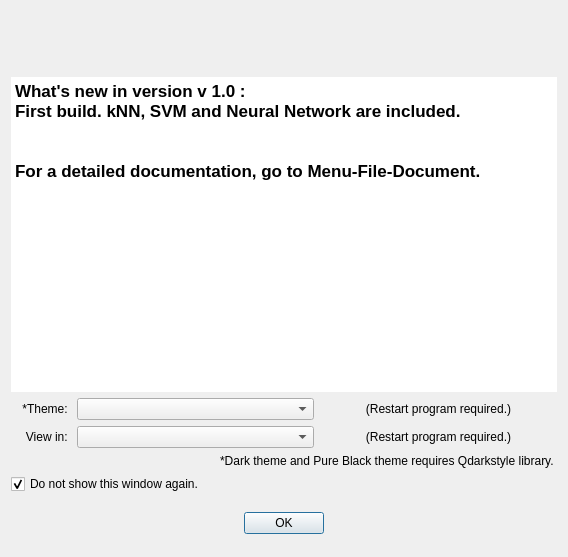
First picture: the form in ML_TEXT/UI/intro.ui, repository uic-cs418/cs418-project-slamming-squad-1, before the edit.
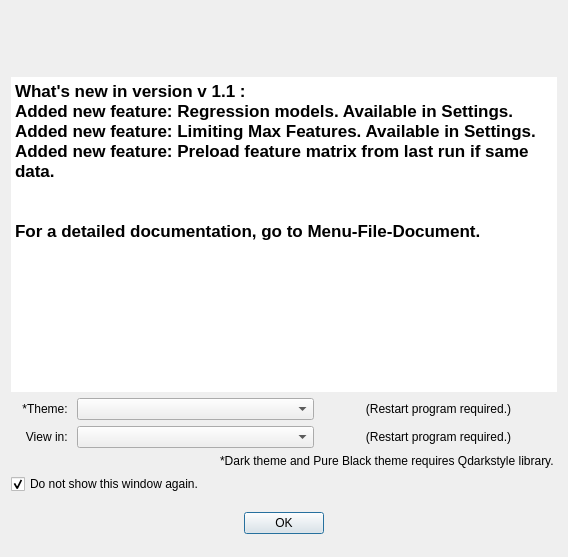
Second picture: the form after the edit.

What changed in the file:
```diff
--- a/ML_TEXT/UI/intro.ui
+++ b/ML_TEXT/UI/intro.ui
@@ -52,8 +52,10 @@
 &lt;html&gt;&lt;head&gt;&lt;meta name=&quot;qrichtext&quot; content=&quot;1&quot; /&gt;&lt;style type=&quot;text/css&quot;&gt;
 p, li { white-space: pre-wrap; }
 &lt;/style&gt;&lt;/head&gt;&lt;body style=&quot; font-family:'.SF NS Text'; font-size:13pt; font-weight:400; font-style:normal;&quot;&gt;
-&lt;p style=&quot; margin-top:0px; margin-bottom:0px; margin-left:0px; margin-right:0px; -qt-block-indent:0; text-indent:0px;&quot;&gt;&lt;span style=&quot; font-weight:600;&quot;&gt;What's new in version v 1.0 :&lt;/span&gt;&lt;/p&gt;
-&lt;p style=&quot; margin-top:0px; margin-bottom:0px; margin-left:0px; margin-right:0px; -qt-block-indent:0; text-indent:0px;&quot;&gt;&lt;span style=&quot; font-weight:600;&quot;&gt;First build. kNN, SVM and Neural Network are included. &lt;/span&gt;&lt;/p&gt;
+&lt;p style=&quot; margin-top:0px; margin-bottom:0px; margin-left:0px; margin-right:0px; -qt-block-indent:0; text-indent:0px;&quot;&gt;&lt;span style=&quot; font-weight:600;&quot;&gt;What's new in version v 1.1 :&lt;/span&gt;&lt;/p&gt;
+&lt;p style=&quot; margin-top:0px; margin-bottom:0px; margin-left:0px; margin-right:0px; -qt-block-indent:0; text-indent:0px;&quot;&gt;&lt;span style=&quot; font-weight:600;&quot;&gt;Added new feature: Regression models. Available in Settings. &lt;/span&gt;&lt;/p&gt;
+&lt;p style=&quot; margin-top:0px; margin-bottom:0px; margin-left:0px; margin-right:0px; -qt-block-indent:0; text-indent:0px;&quot;&gt;&lt;span style=&quot; font-weight:600;&quot;&gt;Added new feature: Limiting Max Features. Available in Settings. &lt;/span&gt;&lt;/p&gt;
+&lt;p style=&quot; margin-top:0px; margin-bottom:0px; margin-left:0px; margin-right:0px; -qt-block-indent:0; text-indent:0px;&quot;&gt;&lt;span style=&quot; font-weight:600;&quot;&gt;Added new feature: Preload feature matrix from last run if same data. &lt;/span&gt;&lt;/p&gt;
 &lt;p style=&quot;-qt-paragraph-type:empty; margin-top:0px; margin-bottom:0px; margin-left:0px; margin-right:0px; -qt-block-indent:0; text-indent:0px;&quot;&gt;&lt;br /&gt;&lt;/p&gt;
 &lt;p style=&quot;-qt-paragraph-type:empty; margin-top:0px; margin-bottom:0px; margin-left:0px; margin-right:0px; -qt-block-indent:0; text-indent:0px; font-family:'Calibri,sans-serif';&quot;&gt;&lt;br /&gt;&lt;/p&gt;
 &lt;p style=&quot; margin-top:0px; margin-bottom:0px; margin-left:0px; margin-right:0px; -qt-block-indent:0; text-indent:0px;&quot;&gt;&lt;span style=&quot; font-family:'Calibri,sans-serif'; font-weight:600;&quot;&gt;For a detailed documentation, go to Menu-File-Document. &lt;/span&gt;&lt;/p&gt;&lt;/body&gt;&lt;/html&gt;</string>
```
